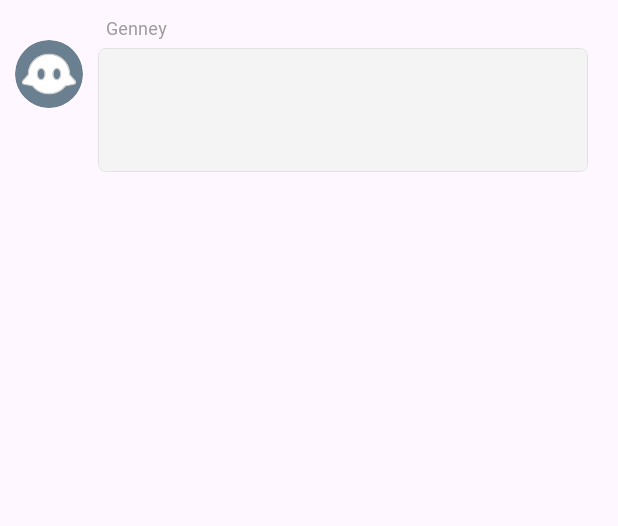
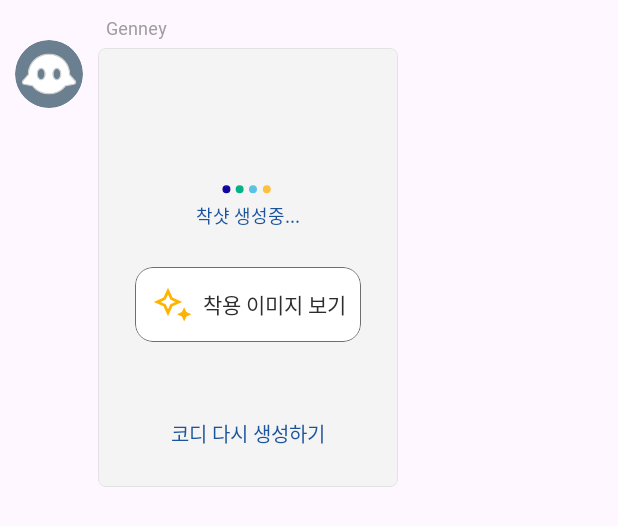
Before and after one commit to wooj1nBot/Genfit, an Android app: the layout chat_list_item.xml on its own in the app's theme, with its tools: preview values and no code run, on a phone screen of 412 x 824 dp. Shown: the top 526 px of the screen. Run offline under Robolectric (Android 15) with nearby library versions, the phone set to English and light mode, and no system bars.

Commit message:
대규모 업뎃

```diff
--- a/app/src/main/java/com/realese/genfit/retrofit/Request.java
+++ b/app/src/main/java/com/realese/genfit/retrofit/Request.java
@@ -56,7 +56,7 @@ public class Request {
         this.negative_prompt = "sketch, sketches, fingers, (worst quality:2), (low quality:2), (normal quality:2), lowres, normal quality, loli, children, ((monochrome)), ((grayscale)), skin spots, acnes, skin blemishes, age spot, (outdoor:1.6), backlight,(ugly:1.331), (duplicate:1.331), (morbid:1.21), (mutilated:1.21), (tranny:1.331), mutated hands, (poorly drawn hands:1.5), blurry, (bad anatomy:1.21), (bad proportions:1.331), extra limbs, (disfigured:1.331), (more than 2 nipples:1.331), (missing arms:1.331), (extra legs:1.331), (fused fingers:1.61051), (too many fingers:1.61051), (extra_anus:1.6),(unclear eyes:1.331), lowers, bad hands, missing fingers, extra digit, (futa:1.1),bad hands, missing fingers";
         this.sampler_name = "DPM++ 2M Karras";
         this.steps = 30;
-        this.width = 768;
+        this.width = 700;
         this.height = 768;
         this.cfg_scale = 8;
         this.denoising_strength = 0.4f;
--- a/app/src/main/res/layout/activity_chat.xml
+++ b/app/src/main/res/layout/activity_chat.xml
@@ -93,7 +93,7 @@
                             android:layout_weight="1"
                             android:background="@null"
                             android:fontFamily="@font/pd_medium"
-                            android:hint="데이트에 입고 갈 남성 코디 추천해 줘"
+                            android:hint="사랑스러운 코디 추천해 줘"
                             android:inputType="textMultiLine"
                             android:maxLines="4"
                             android:minHeight="40dp"
--- a/app/src/main/res/layout/chat_list_item.xml
+++ b/app/src/main/res/layout/chat_list_item.xml
@@ -54,8 +54,11 @@
             app:strokeWidth="0.4dp">
 
 
-            <RelativeLayout
+
+
+            <LinearLayout
                 android:layout_width="match_parent"
+                android:orientation="vertical"
                 android:layout_height="match_parent">
 
                 <TextView
@@ -72,17 +75,37 @@
                     android:textSize="16dp"
                     android:visibility="visible" />
 
+
+                <RelativeLayout
+                    android:id="@+id/load"
+                    android:layout_width="match_parent"
+                    android:layout_height="match_parent"
+                    android:visibility="visible">
+
+                    <TextView
+                        android:id="@+id/tv_load"
+                        android:layout_width="wrap_content"
+                        android:layout_height="wrap_content"
+                        android:layout_below="@id/load_view"
+                        android:layout_centerHorizontal="true"
+                        android:layout_marginBottom="15dp"
+                        android:fontFamily="@font/pd_light"
+                        android:text="착샷 생성중..."
+                        android:textColor="#1C549C"
+                        android:textSize="12sp"
+                        android:visibility="visible" />
+
                     <com.airbnb.lottie.LottieAnimationView
                         android:id="@+id/load_view"
                         android:layout_width="70dp"
                         android:layout_height="50dp"
-                    android:layout_below="@id/tv_opponent"
                         android:layout_centerInParent="true"
-                    android:visibility="gone"
+                        android:layout_gravity="center_horizontal"
+                        android:visibility="visible"
                         app:lottie_autoPlay="false"
                         app:lottie_fileName="loading.json"
                         app:lottie_loop="true"></com.airbnb.lottie.LottieAnimationView>
-
+                </RelativeLayout>
 
                 <com.google.android.material.card.MaterialCardView
                     android:id="@+id/change_image"
@@ -90,11 +113,12 @@
                     android:layout_height="wrap_content"
                     android:layout_below="@id/tv_opponent"
                     android:layout_centerHorizontal="true"
+                    android:layout_gravity="center_horizontal"
                     android:layout_marginTop="10dp"
                     android:layout_marginBottom="20dp"
                     android:clickable="true"
                     android:foreground="?android:attr/selectableItemBackground"
-                    android:visibility="gone"
+                    android:visibility="visible"
                     app:cardBackgroundColor="#FFFFFF"
                     app:strokeColor="#6E6E6E"
                     app:strokeWidth="0.4dp">
@@ -127,19 +151,6 @@
 
                 </com.google.android.material.card.MaterialCardView>
 
-                <TextView
-                    android:id="@+id/tv_load"
-                    android:layout_width="wrap_content"
-                    android:layout_height="wrap_content"
-                    android:layout_below="@id/load_view"
-                    android:layout_centerHorizontal="true"
-                    android:layout_marginBottom="15dp"
-                    android:fontFamily="@font/pd_light"
-                    android:text="착샷 생성중..."
-                    android:textColor="#1C549C"
-                    android:textSize="12sp"
-                    android:visibility="gone" />
-
 
                 <androidx.cardview.widget.CardView
                     android:id="@+id/cdiv"
@@ -147,9 +158,9 @@
                     android:layout_height="wrap_content"
                     android:layout_below="@id/tv_opponent"
                     android:layout_centerHorizontal="true"
+                    android:layout_marginStart="20dp"
                     android:layout_marginTop="10dp"
-                    android:layout_marginEnd="15dp"
-                    android:layout_marginBottom="20dp"
+                    android:layout_marginEnd="20dp"
                     android:visibility="visible"
                     app:cardCornerRadius="10dp"
                     app:cardElevation="0dp">
@@ -166,8 +177,22 @@
 
                 </androidx.cardview.widget.CardView>
 
-
-            </RelativeLayout>
+                <TextView
+                    android:id="@+id/remake"
+                    android:layout_width="wrap_content"
+                    android:layout_height="wrap_content"
+                    android:layout_gravity="center_horizontal"
+                    android:layout_marginTop="5dp"
+                    android:layout_marginBottom="10dp"
+                    android:clickable="true"
+                    android:fontFamily="@font/pd_regu"
+                    android:foreground="?android:attr/selectableItemBackground"
+                    android:padding="15dp"
+                    android:text="코디 다시 생성하기"
+                    android:textColor="#1C549C"
+                    android:textSize="13sp"
+                    android:visibility="visible" />
+            </LinearLayout>
 
         </com.google.android.material.card.MaterialCardView>
     </RelativeLayout>
--- a/app/src/main/res/values/strings.xml
+++ b/app/src/main/res/values/strings.xml
@@ -1,4 +1,4 @@
 <resources>
     <string name="app_name">Genfit</string>
-    <string name="API_KEY">교체부탁</string>
+    <string name="API_KEY">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</string>
 </resources>
```
Also changed, not shown: app/src/main/java/com/realese/genfit/Chat/ChatActivity.java (+153 -64 lines), app/src/main/res/layout/activity_intro_second2.xml (+7 -4 lines). Lines whose indentation alone changed are shown as unchanged.
